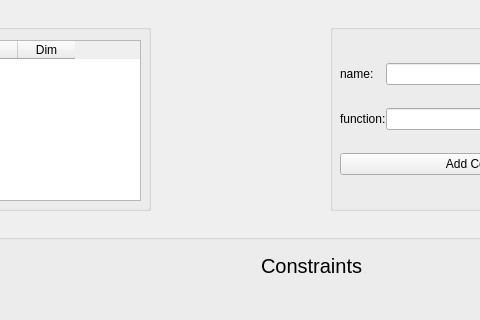
Qt form horizon_gui/ui/widget1.ui (FrancescoRuscelli/horizon) before a commit; both pictures show x 240 to 720 and y 0 to 320 of the 1225 by 912 pixel window.
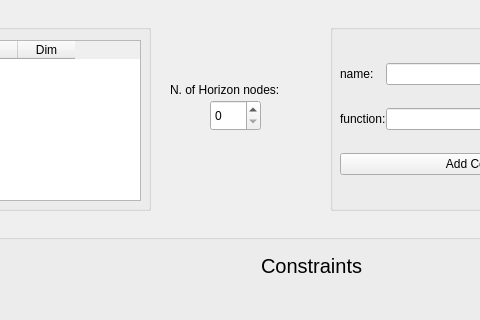
The same form after that commit. Icons and pictures are not drawn. Custom widgets are drawn as their Qt base class.

Commit message: decoupling adding to horizon and adding to gui save/load mechanics in progress

The edit to the form file:
```diff
--- a/horizon_gui/ui/widget1.ui
+++ b/horizon_gui/ui/widget1.ui
@@ -478,6 +478,29 @@
     <bool>true</bool>
    </property>
   </widget>
+  <widget class="QSpinBox" name="NodesSpinBox">
+   <property name="geometry">
+    <rect>
+     <x>450</x>
+     <y>100</y>
+     <width>51</width>
+     <height>31</height>
+    </rect>
+   </property>
+  </widget>
+  <widget class="QLabel" name="NodesLabel">
+   <property name="geometry">
+    <rect>
+     <x>410</x>
+     <y>80</y>
+     <width>141</width>
+     <height>20</height>
+    </rect>
+   </property>
+   <property name="text">
+    <string>N. of Horizon nodes:</string>
+   </property>
+  </widget>
   <action name="actionExit">
    <property name="icon">
     <iconset>
```
The commit also changes 7 other files.
